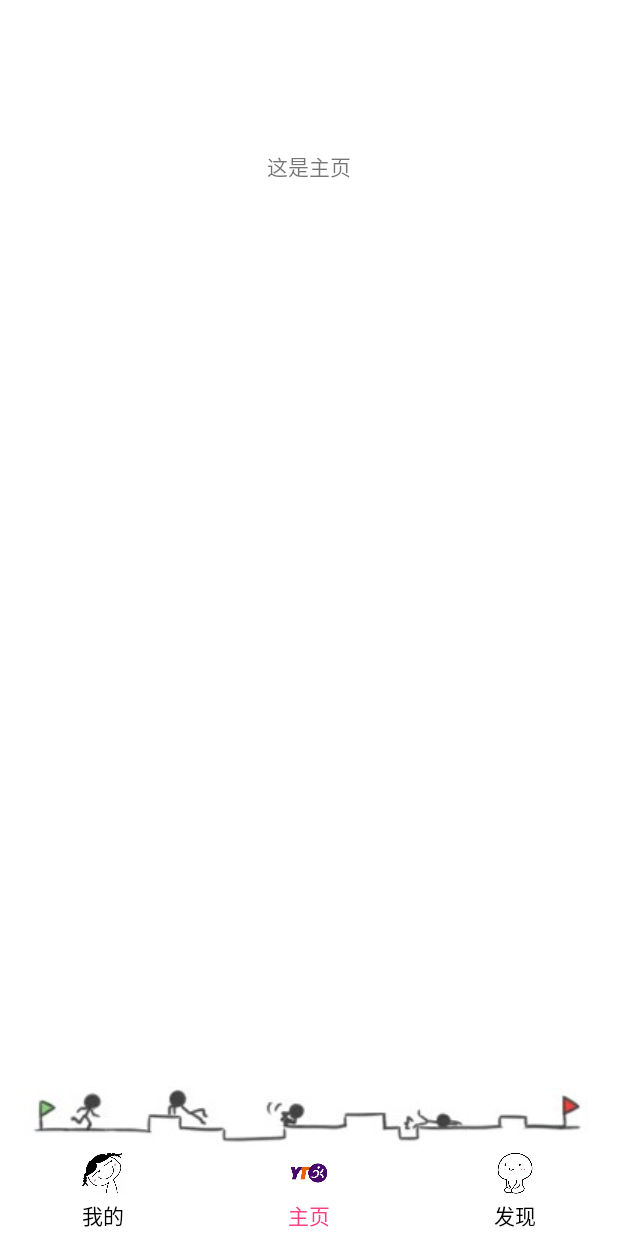
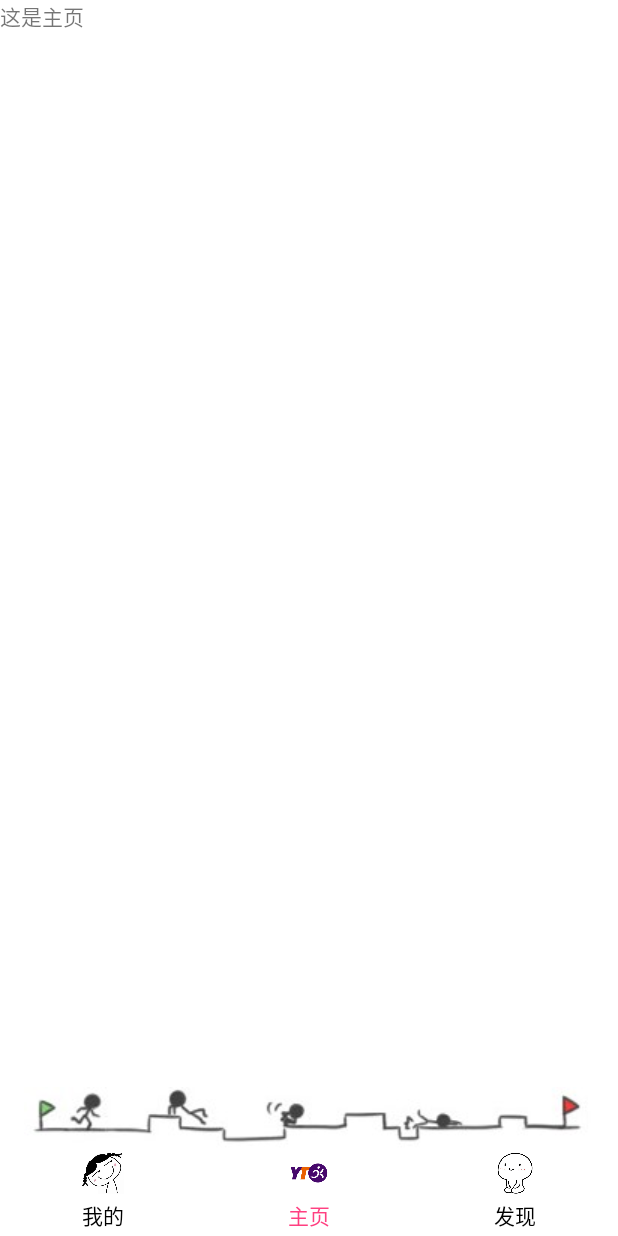
Before and after one commit to sshhsun-code/DaiQu, an Android app: the MainActivity screen opened directly, with no data from a screen before it, after a tap on "主页", on a phone screen of 412 x 824 dp. Run offline under Robolectric (Android 15) with nearby library versions, the phone set to English and light mode, and no system bars; 1 other tap on this screen came first.

Commit message:
[主界面] 实现主界面跳转，增加全局常量类

```diff
--- a/app/src/main/java/com/daiqu/cm/daiqu/MainActivity.java
+++ b/app/src/main/java/com/daiqu/cm/daiqu/MainActivity.java
@@ -68,19 +68,37 @@ public class MainActivity extends Activity{
     }
 
     private View.OnClickListener bottom_bar_clickListener = new View.OnClickListener() {
+
         @Override
         public void onClick(View view) {
+            FragmentTransaction beginTransaction = getFragmentManager().beginTransaction();
             switch (view.getId()){
                 case R.id.bottom_bar_my:
                     setBottomTextColor(bottom_bar_my_text);
+                    if(mMyFragment == null) {
+                        mMyFragment = MyFragment.newInstance(getString(R.string.my));
+                    }
+                    Log.d(TAG, "mMyFragment: " + mMyFragment);
+                    beginTransaction.replace(R.id.main_content, mMyFragment);
                     break;
                 case R.id.bottom_bar_home:
                     setBottomTextColor(bottom_bar_home_text);
+                    if(mHomeFragment == null) {
+                        mHomeFragment = HomeFragment.newInstance(getString(R.string.home));
+                    }
+                    Log.d(TAG, "mHomeFragment: " + mHomeFragment);
+                    beginTransaction.replace(R.id.main_content, mHomeFragment);
                     break;
                 case R.id.bottom_bar_faxian:
                     setBottomTextColor(bottom_bar_faxian_text);
+                    if(mFaxianFragment == null) {
+                        mFaxianFragment = FaxianFragment.newInstance(getString(R.string.faxian));
+                    }
+                    Log.d(TAG, "mFaxianFragment: " + mFaxianFragment);
+                    beginTransaction.replace(R.id.main_content, mFaxianFragment);
                     break;
             }
+            beginTransaction.commit();
         }
     };
 
--- a/app/src/main/java/com/daiqu/cm/daiqu/fragment/HomeFragment.java
+++ b/app/src/main/java/com/daiqu/cm/daiqu/fragment/HomeFragment.java
@@ -2,6 +2,13 @@ package com.daiqu.cm.daiqu.fragment;
 
 import android.app.Fragment;
 import android.os.Bundle;
+import android.support.annotation.Nullable;
+import android.view.LayoutInflater;
+import android.view.View;
+import android.view.ViewGroup;
+
+import com.daiqu.cm.daiqu.R;
+import com.daiqu.cm.daiqu.global.Constast;
 
 /**
  * Created by CM on 2017/7/24.
@@ -11,8 +18,15 @@ public class HomeFragment extends Fragment {
     public static HomeFragment newInstance(String s){
         HomeFragment homeFragment = new HomeFragment();
         Bundle bundle = new Bundle();
-        bundle.putString("",s);
+        bundle.putString(Constast.name,s);
         homeFragment.setArguments(bundle);
         return homeFragment;
     }
+
+    @Nullable
+    @Override
+    public View onCreateView(LayoutInflater inflater, @Nullable ViewGroup container, Bundle savedInstanceState) {
+        View v = inflater.inflate(R.layout.home_fragment,container,false);
+        return v;
+    }
 }
--- a/app/src/main/res/layout/main_layout.xml
+++ b/app/src/main/res/layout/main_layout.xml
@@ -5,20 +5,13 @@
     android:layout_width="match_parent"
     android:layout_height="match_parent">
 
-    <LinearLayout
+    <FrameLayout
         android:id="@+id/main_content"
         android:layout_width="match_parent"
         android:layout_height="match_parent"
         android:layout_above="@+id/bottom_bar_line"
         android:orientation="vertical">
-
-        <TextView
-            android:layout_marginTop="100dp"
-            android:layout_gravity="center"
-            android:layout_width="wrap_content"
-            android:layout_height="wrap_content"
-            android:text="这是主页"/>
-    </LinearLayout>
+    </FrameLayout>
 
 
     <ImageView
```
Also changed, not shown: app/src/main/java/com/daiqu/cm/daiqu/fragment/FaxianFragment.java (+6 -3 lines), app/src/main/java/com/daiqu/cm/daiqu/fragment/MyFragment.java (+15 -2 lines), app/src/main/java/com/daiqu/cm/daiqu/global/Constast.java (added, +10 -0 lines).
